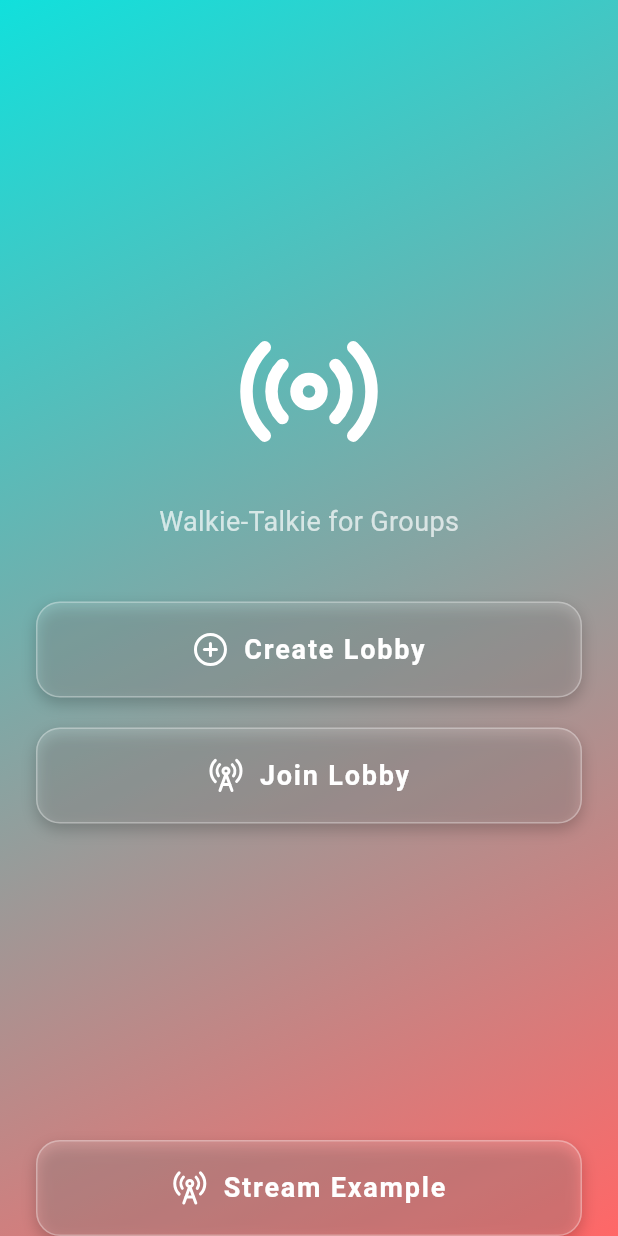
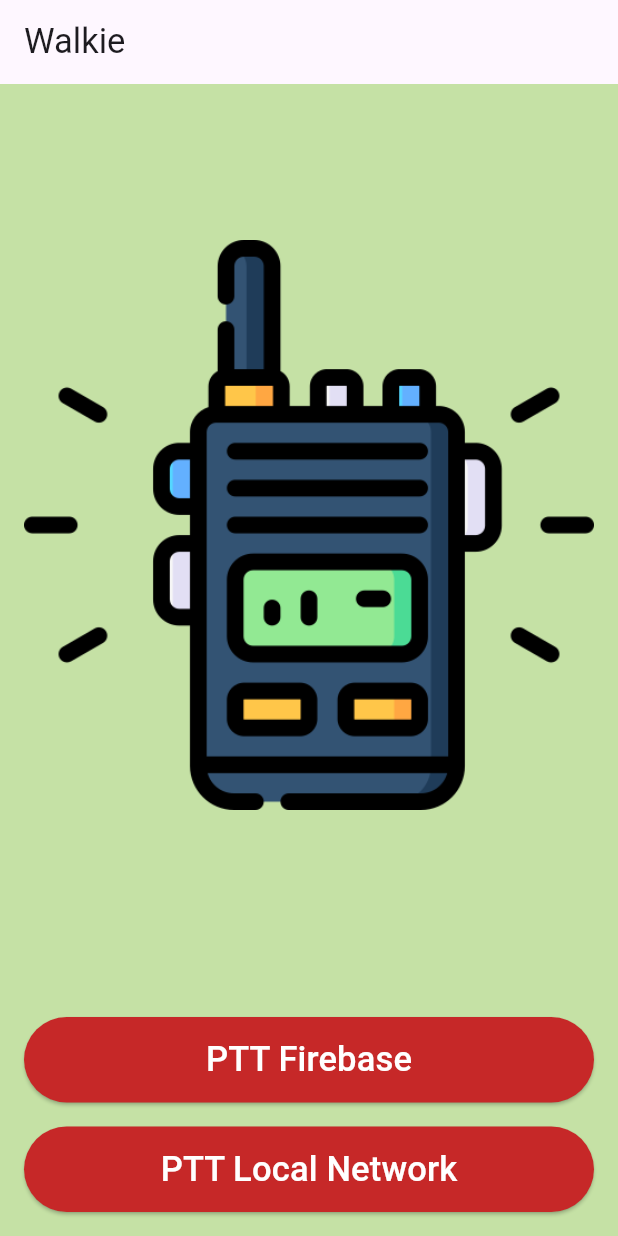
Before and after one commit to arfento/push-to-talk, a Flutter app: the screen it shows after launch, on a phone screen of 412 x 824 dp. Run offline on Flutter 3.47's test engine with Material 3 defaults, Android fonts, the phone set to English and light mode, and no system bars; our stand-ins replace animated_text_kit, audioplayers, camera, cloud_firestore, firebase_auth, firebase_core and 7 more; missing offline and left inert: audio_session, dumble, flutter_sound, opus_dart, record, udp; accounts and stored records are empty; Roboto replaces fonts that are missing (Courier-Prime).

Commit message:
add opsi using ptt

```diff
--- a/lib/main.dart
+++ b/lib/main.dart
@@ -9,7 +9,9 @@ import 'package:push_to_talk_app/views/audio_player_interaction.dart';
 import 'package:push_to_talk_app/views/auth/login_screen.dart';
 import 'package:push_to_talk_app/views/auth/register_screen.dart';
 import 'package:push_to_talk_app/views/home/walkie_talkie_screen.dart';
+import 'package:push_to_talk_app/views/ptt_screen.dart';
 import 'package:push_to_talk_app/views/speech_and_record_play.dart';
+import 'package:push_to_talk_app/views/udp/lobby_screen.dart';
 import 'package:push_to_talk_app/views/udp/udp_home_screen.dart';
 import 'package:push_to_talk_app/views/welcome_screen.dart';
 
@@ -43,92 +45,31 @@ class MyApp extends StatelessWidget {
           primaryColor: kColourPrimary,
         ),
       ),
-      // initialRoute: WelcomeScreen.id,
-      // routes: {
-      //   WelcomeScreen.id: (context) => WelcomeScreen(),
-      //   RegisterScreen.id: (context) => RegisterScreen(),
-      //   LoginScreen.id: (context) => LoginScreen(),
-      //   WalkieTalkieScreen.id: (context) => WalkieTalkieScreen(),
-      // },
-      home: UdpHomeScreen(),
+      initialRoute: PTTScreen.id,
+      routes: {
+        PTTScreen.id: (context) => PTTScreen(),
+        WelcomeScreen.id: (context) => WelcomeScreen(),
+        RegisterScreen.id: (context) => RegisterScreen(),
+        LoginScreen.id: (context) => LoginScreen(),
+        WalkieTalkieScreen.id: (context) => WalkieTalkieScreen(),
+        UdpHomeScreen.id: (context) => UdpHomeScreen(),
+        // LobbyScreen.id: (context) => LobbyScreen(isHost: null,, hostIp: '',),
+      },
+      onGenerateRoute: (settings) {
+        if (settings.name == LobbyScreen.id) {
+          final args = settings.arguments as Map<String, dynamic>;
+          return MaterialPageRoute(
+            builder: (context) {
+              return LobbyScreen(
+                isHost: args['isHost'] as bool,
+                hostIp: args['hostIp'] as String,
+              );
+            },
+          );
+        }
+        return null;
+      },
+      // home: UdpHomeScreen(),
     );
   }
 }
-
-// import 'package:flutter/material.dart';
-// import 'package:flutter_loggy/flutter_loggy.dart';
-// // import 'package:logger/logger.dart' as LOGGER;
-// import 'package:loggy/loggy.dart';
-// import 'package:opus_dart/opus_dart.dart';
-// import 'package:opus_flutter/opus_flutter.dart' as opus_flutter;
-// import 'package:provider/provider.dart';
-
-// import '/providers/mumble_provider.dart';
-// import '/views/mumble_ui/mumble_ui.dart';
-
-// void main() async {
-//   // var logger = LOGGER.Logger(
-//   //   printer: LOGGER.PrettyPrinter(
-//   //       methodCount: 2, // number of method calls to be displayed
-//   //       errorMethodCount: 8, // number of method calls if stacktrace is provided
-//   //       lineLength: 120, // width of the output
-//   //       colors: true, // Colorful log messages
-//   //       printEmojis: true, // Print an emoji for each log message
-//   //       printTime: false // Should each log print contain a timestamp
-//   //       ),
-//   // );
-//   // Logger.addOutputListener((record) {
-//   //   print(
-//   //       '${record.time}: [${record.level.name}] ${record.loggerName}: ${record.message}');
-//   // });
-
-//   Loggy.initLoggy(
-//     filters: [
-//       // BlacklistFilter([NetworkLoggy])
-//     ],
-//     logPrinter: const PrettyDeveloperPrinter(),
-//     logOptions: const LogOptions(
-//       LogLevel.debug,
-//       stackTraceLevel: LogLevel.error,
-//     ),
-//   );
-
-//   // runApp(const MyApp());
-
-//   initOpus(await opus_flutter.load());
-//   runApp(
-//     MultiProvider(
-//       providers: [
-//         ChangeNotifierProvider<MumbleProvider>(create: (_) => MumbleProvider()),
-//       ],
-//       child: const MyApp(),
-//     ),
-//   );
-// }
-
-// class MyApp extends StatelessWidget {
-//   const MyApp({super.key});
-
-//   // This widget is the root of your application.
-//   @override
-//   Widget build(BuildContext context) {
-//     return MaterialApp(
-//       debugShowCheckedModeBanner: false,
-//       title: 'RG Nets PTToC Demo',
-//       theme: ThemeData(
-//         // This is the theme of your application.
-//         //
-//         // Try running your application with "flutter run". You'll see the
-//         // application has a blue toolbar. Then, without quitting the app, try
-//         // changing the primarySwatch below to Colors.green and then invoke
-//         // "hot reload" (press "r" in the console where you ran "flutter run",
-//         // or simply save your changes to "hot reload" in a Flutter IDE).
-//         // Notice that the counter didn't reset back to zero; the application
-//         // is not restarted.
-//         primarySwatch: Colors.green,
-//       ),
-//       home: const MumbleUiView(),
-//       // home: const MyHomePage(title: 'Flutter Demo Home Page'),
-//     );
-//   }
-// }
--- /dev/null
+++ b/lib/views/ptt_screen.dart
@@ -0,0 +1,127 @@
+import 'package:animated_text_kit/animated_text_kit.dart';
+import 'package:flutter/material.dart';
+import 'package:push_to_talk_app/utils/constants/constants.dart';
+import 'package:push_to_talk_app/views/udp/udp_home_screen.dart';
+import 'package:push_to_talk_app/views/welcome_screen.dart';
+
+class PTTScreen extends StatefulWidget {
+  static const String id = 'ptt_screen';
+
+  @override
+  _PTTScreenState createState() => _PTTScreenState();
+}
+
+class _PTTScreenState extends State<PTTScreen>
+    with SingleTickerProviderStateMixin {
+  AnimationController? controller;
+  Animation? animationBounce;
+  Animation? animationColour;
+
+  @override
+  void initState() {
+    super.initState();
+    setupAnimations();
+  }
+
+  void setupAnimations() {
+    controller = AnimationController(
+      duration: Duration(seconds: 1),
+      vsync: this,
+    );
+    animationBounce = CurvedAnimation(
+      parent: controller!,
+      curve: Curves.bounceOut,
+    );
+    animationColour = ColorTween(
+      begin: Colors.black,
+      end: kColourBackground,
+    ).animate(controller!);
+    controller!.forward();
+  }
+
+  Widget buildAnimatedWelcomeText() {
+    String welcomeText = 'Welcome to Walkie';
+    int durationInSeconds = 1;
+    int millisecondInterval = (durationInSeconds * 1000 / (welcomeText.length))
+        .round();
+
+    return TyperAnimatedTextKit(
+      text: [welcomeText],
+      textStyle: kTextStyleTitle,
+      textAlign: TextAlign.center,
+      isRepeatingAnimation: false,
+      speed: Duration(milliseconds: millisecondInterval),
+    );
+  }
+
+  @override
+  void dispose() {
+    controller?.dispose();
+    super.dispose();
+  }
+
+  @override
+  Widget build(BuildContext context) {
+    return Scaffold(
+      backgroundColor: kColourBackground,
+      appBar: AppBar(title: Text(kAppTitle, style: kTextStyleAppTitle)),
+      body: SafeArea(
+        child: Padding(
+          padding: kPaddingSafeArea,
+          child: Column(
+            mainAxisAlignment: MainAxisAlignment.center,
+            crossAxisAlignment: CrossAxisAlignment.center,
+            children: <Widget>[
+              // Logo section with fixed height
+              Expanded(
+                child: Container(
+                  alignment: Alignment.center,
+                  child: Hero(
+                    tag: 'logo',
+                    child: Container(
+                      child: Image.asset('assets/images/walkie.png'),
+                    ),
+                  ),
+                ),
+              ),
+
+              // Buttons section
+              Column(
+                crossAxisAlignment: CrossAxisAlignment.stretch,
+                children: <Widget>[
+                  SizedBox(height: 30),
+                  // buildAnimatedWelcomeText(),
+                  SizedBox(height: 20),
+                  ElevatedButton(
+                    child: Text('PTT Firebase', style: kTextStyleFormButton),
+                    style: ElevatedButton.styleFrom(
+                      padding: kPaddingFormButton,
+                      backgroundColor: kColourPrimary,
+                    ),
+                    onPressed: () {
+                      Navigator.pushNamed(context, WelcomeScreen.id);
+                    },
+                  ),
+                  SizedBox(height: 16),
+                  ElevatedButton(
+                    child: Text(
+                      'PTT Local Network',
+                      style: kTextStyleFormButton,
+                    ),
+                    style: ElevatedButton.styleFrom(
+                      padding: kPaddingFormButton,
+                      backgroundColor: kColourPrimary,
+                    ),
+                    onPressed: () {
+                      Navigator.pushNamed(context, UdpHomeScreen.id);
+                    },
+                  ),
+                ],
+              ),
+            ],
+          ),
+        ),
+      ),
+    );
+  }
+}
--- a/lib/views/udp/lobby_screen.dart
+++ b/lib/views/udp/lobby_screen.dart
@@ -10,6 +10,7 @@ const int cstCHANNELNB = 2;
 const int cstBITRATE = 16000;
 
 class LobbyScreen extends StatefulWidget {
+  static const String id = 'lobby_screen';
   final bool isHost;
   final String hostIp; // Host's IP
 
--- a/lib/views/udp/udp_home_screen.dart
+++ b/lib/views/udp/udp_home_screen.dart
@@ -8,6 +8,7 @@ import 'package:push_to_talk_app/views/udp/stream_voice.dart';
 import 'lobby_screen.dart';
 
 class UdpHomeScreen extends StatelessWidget {
+  static const String id = 'udp_home_screen';
   final NetworkService networkService = NetworkService();
 
   UdpHomeScreen({super.key});
@@ -111,17 +112,17 @@ class UdpHomeScreen extends StatelessWidget {
 
               const Spacer(),
 
-              _buildButton(
-                context,
-                icon: LucideIcons.radioTower,
-                label: 'Stream Example',
-                onTap: () async {
-                  Navigator.push(
-                    context,
-                    MaterialPageRoute(builder: (context) => StreamsExample()),
-                  );
-                },
-              ),
+              // _buildButton(
+              //   context,
+              //   icon: LucideIcons.radioTower,
+              //   label: 'Stream Example',
+              //   onTap: () async {
+              //     Navigator.push(
+              //       context,
+              //       MaterialPageRoute(builder: (context) => StreamsExample()),
+              //     );
+              //   },
+              // ),
 
               // // Bottom Tagline
               // Padding(
```
